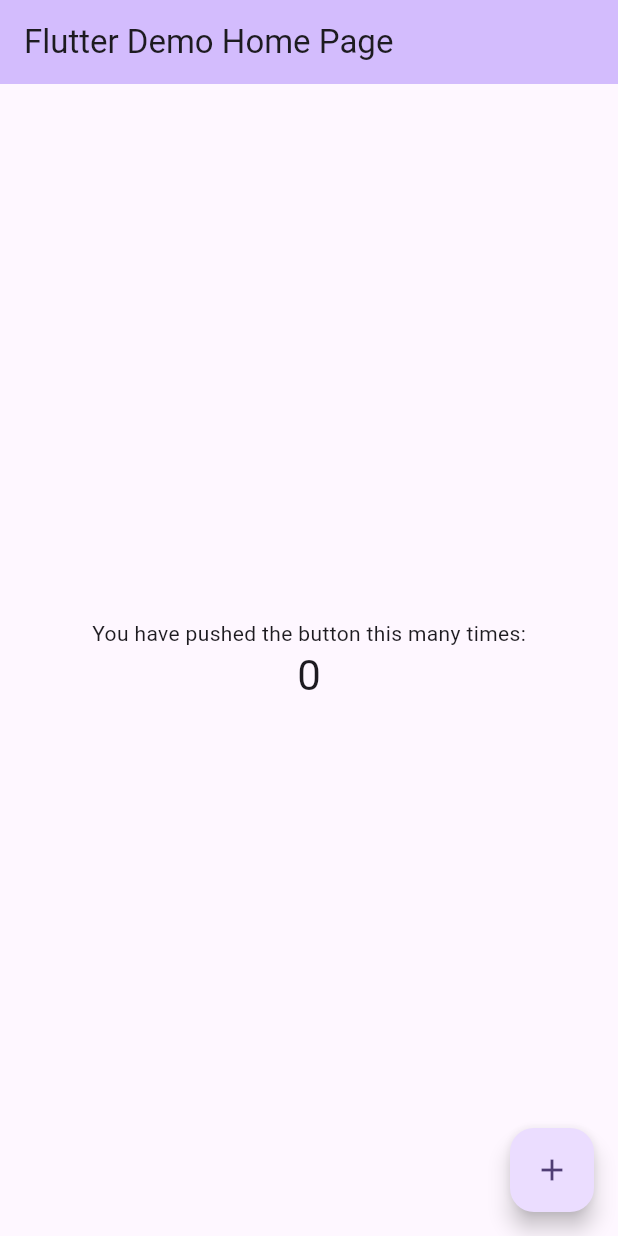
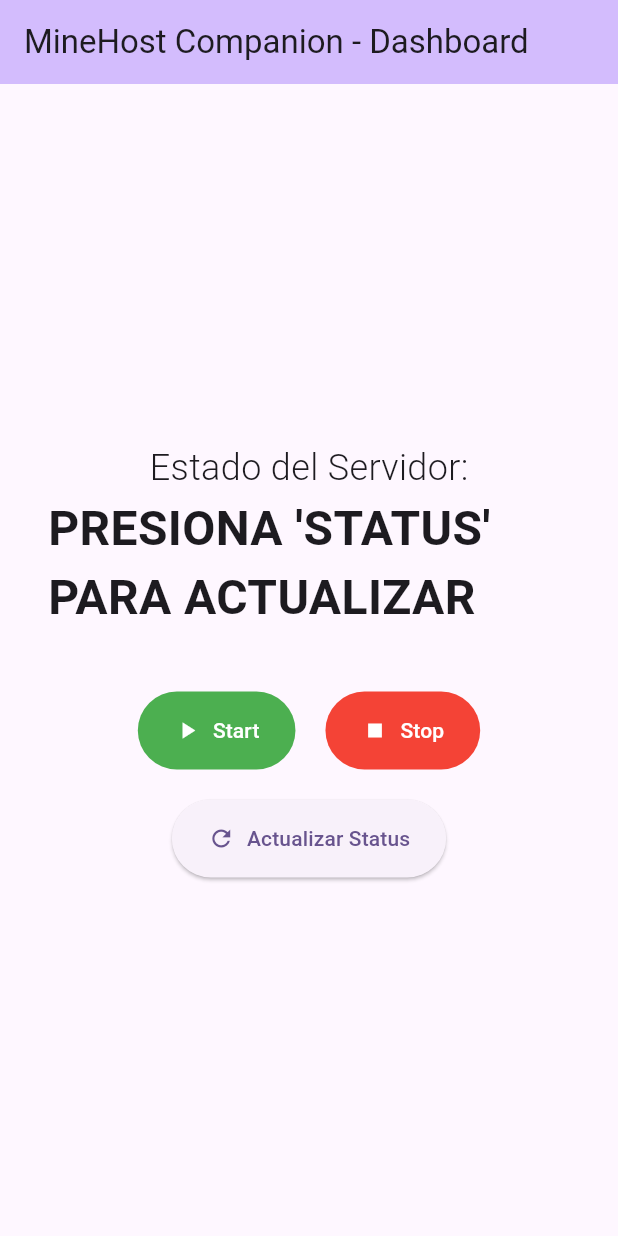
Before and after one commit to RensoAbraham/MineHost-Companion, a Flutter app: the screen it shows after launch, on a phone screen of 412 x 824 dp. Run offline on Flutter 3.47's test engine with Material 3 defaults, Android fonts, the phone set to English and light mode, and no system bars; our stand-ins replace dio.

Commit message:
feat(frontend): Conecta la UI de Flutter con la API de Rust

```diff
--- a/frontend/lib/main.dart
+++ b/frontend/lib/main.dart
@@ -1,122 +1,205 @@
 import 'package:flutter/material.dart';
+import 'package:dio/dio.dart'; // ¡NUEVO! Importamos Dio
 
 void main() {
-  runApp(const MyApp());
+  runApp(const MineHostCompanionApp());
 }
 
-class MyApp extends StatelessWidget {
-  const MyApp({super.key});
+class MineHostCompanionApp extends StatelessWidget {
+  const MineHostCompanionApp({super.key});
 
-  // This widget is the root of your application.
   @override
   Widget build(BuildContext context) {
     return MaterialApp(
-      title: 'Flutter Demo',
+      debugShowCheckedModeBanner: false,
       theme: ThemeData(
-        // This is the theme of your application.
-        //
-        // TRY THIS: Try running your application with "flutter run". You'll see
-        // the application has a purple toolbar. Then, without quitting the app,
-        // try changing the seedColor in the colorScheme below to Colors.green
-        // and then invoke "hot reload" (save your changes or press the "hot
-        // reload" button in a Flutter-supported IDE, or press "r" if you used
-        // the command line to start the app).
-        //
-        // Notice that the counter didn't reset back to zero; the application
-        // state is not lost during the reload. To reset the state, use hot
-        // restart instead.
-        //
-        // This works for code too, not just values: Most code changes can be
-        // tested with just a hot reload.
+        useMaterial3: true,
         colorScheme: ColorScheme.fromSeed(seedColor: Colors.deepPurple),
       ),
-      home: const MyHomePage(title: 'Flutter Demo Home Page'),
+      home: const DashboardPage(),
     );
   }
 }
 
-class MyHomePage extends StatefulWidget {
-  const MyHomePage({super.key, required this.title});
-
-  // This widget is the home page of your application. It is stateful, meaning
-  // that it has a State object (defined below) that contains fields that affect
-  // how it looks.
-
-  // This class is the configuration for the state. It holds the values (in this
-  // case the title) provided by the parent (in this case the App widget) and
-  // used by the build method of the State. Fields in a Widget subclass are
-  // always marked "final".
-
-  final String title;
+class DashboardPage extends StatefulWidget {
+  const DashboardPage({super.key});
 
   @override
-  State<MyHomePage> createState() => _MyHomePageState();
+  State<DashboardPage> createState() => _DashboardPageState();
 }
 
-class _MyHomePageState extends State<MyHomePage> {
-  int _counter = 0;
+class _DashboardPageState extends State<DashboardPage> {
+  // --- Estado de la UI ---
+  String _serverStatus = "Presiona 'Status' para actualizar";
+  bool _isLoading = false;
 
-  void _incrementCounter() {
+  // ¡NUEVO! Creamos una instancia de Dio
+  // Definimos la URL base de nuestra API de Rust
+  final _dio = Dio(BaseOptions(baseUrl: 'http://localhost:8000'));
+
+  // --- Funciones de la API ---
+
+  // ¡NUEVO! 'setState' es la clave de Flutter.
+  // Le dice a la UI: "Oye, un dato cambió. ¡Redibújate!"
+  // Lo usamos para mostrar el 'loading' y los resultados.
+
+  Future<void> _fetchStatus() async {
     setState(() {
-      // This call to setState tells the Flutter framework that something has
-      // changed in this State, which causes it to rerun the build method below
-      // so that the display can reflect the updated values. If we changed
-      // _counter without calling setState(), then the build method would not be
-      // called again, and so nothing would appear to happen.
-      _counter++;
+      _isLoading = true;
+      _serverStatus = "Actualizando...";
     });
+
+    try {
+      // Hacemos la llamada GET a /status
+      final response = await _dio.get('/status');
+
+      // Parseamos el JSON que nos dio Rust
+      final String status = response.data['status'];
+
+      setState(() {
+        _serverStatus = status; // "running" o "stopped"
+        _isLoading = false;
+      });
+    } catch (e) {
+      // Manejo de error si el backend no está corriendo
+      setState(() {
+        _serverStatus = "Error: ¿Backend está apagado?";
+        _isLoading = false;
+      });
+      print(e); // Imprime el error real en la consola
+    }
   }
 
+  Future<void> _startServer() async {
+    setState(() {
+      _isLoading = true;
+      _serverStatus = "Iniciando...";
+    });
+
+    try {
+      // Hacemos la llamada GET a /start
+      await _dio.get('/start');
+
+      // Le damos 1 segundo al backend para que arranque
+      // antes de volver a preguntar el estado
+      await Future.delayed(const Duration(seconds: 1));
+
+      // Después de iniciar, llamamos a _fetchStatus
+      // para confirmar el nuevo estado ("running")
+      _fetchStatus();
+
+    } catch (e) {
+      setState(() {
+        _serverStatus = "Error al iniciar";
+        _isLoading = false;
+      });
+      print(e);
+    }
+  }
+
+  Future<void> _stopServer() async {
+    setState(() {
+      _isLoading = true;
+      _serverStatus = "Deteniendo...";
+    });
+
+    try {
+      // Hacemos la llamada GET a /stop
+      await _dio.get('/stop');
+
+      // Le damos 1 segundo al backend para que se apague
+      // antes de volver a preguntar el estado
+      await Future.delayed(const Duration(seconds: 1));
+
+      // Después de detener, llamamos a _fetchStatus
+      // para confirmar el nuevo estado ("stopped")
+      _fetchStatus();
+
+    } catch (e) {
+      setState(() {
+        _serverStatus = "Error al detener";
+        _isLoading = false;
+      });
+      print(e);
+    }
+  }
+
+  // --- UI (la parte visual) ---
   @override
   Widget build(BuildContext context) {
-    // This method is rerun every time setState is called, for instance as done
-    // by the _incrementCounter method above.
-    //
-    // The Flutter framework has been optimized to make rerunning build methods
-    // fast, so that you can just rebuild anything that needs updating rather
-    // than having to individually change instances of widgets.
     return Scaffold(
       appBar: AppBar(
-        // TRY THIS: Try changing the color here to a specific color (to
-        // Colors.amber, perhaps?) and trigger a hot reload to see the AppBar
-        // change color while the other colors stay the same.
         backgroundColor: Theme.of(context).colorScheme.inversePrimary,
-        // Here we take the value from the MyHomePage object that was created by
-        // the App.build method, and use it to set our appbar title.
-        title: Text(widget.title),
+        title: const Text('MineHost Companion - Dashboard'),
       ),
       body: Center(
-        // Center is a layout widget. It takes a single child and positions it
-        // in the middle of the parent.
+        child: Padding(
+          padding: const EdgeInsets.all(32.0),
           child: Column(
-          // Column is also a layout widget. It takes a list of children and
-          // arranges them vertically. By default, it sizes itself to fit its
-          // children horizontally, and tries to be as tall as its parent.
-          //
-          // Column has various properties to control how it sizes itself and
-          // how it positions its children. Here we use mainAxisAlignment to
-          // center the children vertically; the main axis here is the vertical
-          // axis because Columns are vertical (the cross axis would be
-          // horizontal).
-          //
-          // TRY THIS: Invoke "debug painting" (choose the "Toggle Debug Paint"
-          // action in the IDE, or press "p" in the console), to see the
-          // wireframe for each widget.
             mainAxisAlignment: MainAxisAlignment.center,
             children: <Widget>[
-            const Text('You have pushed the button this many times:'),
+              const Text(
+                'Estado del Servidor:',
+                style: TextStyle(fontSize: 24, fontWeight: FontWeight.w300),
+              ),
+
+              // ¡NUEVO! Mostramos un círculo de carga
+              // si '_isLoading' es verdadero
+              if (_isLoading)
+                const Padding(
+                  padding: EdgeInsets.all(16.0),
+                  child: CircularProgressIndicator(),
+                )
+              else
                 Text(
-              '$_counter',
-              style: Theme.of(context).textTheme.headlineMedium,
+                  _serverStatus.toUpperCase(), // ¡NUEVO! En mayúsculas
+                  style: const TextStyle(fontSize: 32, fontWeight: FontWeight.bold),
+                ),
+
+              const SizedBox(height: 40),
+
+              Row(
+                mainAxisAlignment: MainAxisAlignment.center,
+                children: [
+                  // ¡NUEVO! Desactivamos los botones si estamos cargando
+                  FilledButton.icon(
+                    icon: const Icon(Icons.play_arrow),
+                    label: const Text('Start'),
+                    // Si _isLoading es true, 'onPressed' se pone en 'null',
+                    // lo que desactiva el botón automáticamente.
+                    onPressed: _isLoading ? null : _startServer,
+                    style: FilledButton.styleFrom(
+                      backgroundColor: Colors.green,
+                      padding: const EdgeInsets.symmetric(horizontal: 24, vertical: 16),
+                    ),
+                  ),
+                  const SizedBox(width: 20),
+                  FilledButton.icon(
+                    icon: const Icon(Icons.stop),
+                    label: const Text('Stop'),
+                    onPressed: _isLoading ? null : _stopServer,
+                    style: FilledButton.styleFrom(
+                      backgroundColor: Colors.red,
+                      padding: const EdgeInsets.symmetric(horizontal: 24, vertical: 16),
+                    ),
+                  ),
+                ],
+              ),
+
+              const SizedBox(height: 20),
+
+              ElevatedButton.icon(
+                icon: const Icon(Icons.refresh),
+                label: const Text('Actualizar Status'),
+                onPressed: _isLoading ? null : _fetchStatus,
+                style: ElevatedButton.styleFrom(
+                  padding: const EdgeInsets.symmetric(horizontal: 24, vertical: 16),
+                ),
               ),
             ],
           ),
         ),
-      floatingActionButton: FloatingActionButton(
-        onPressed: _incrementCounter,
-        tooltip: 'Increment',
-        child: const Icon(Icons.add),
-      ), // This trailing comma makes auto-formatting nicer for build methods.
+      ),
     );
   }
 }
--- a/frontend/pubspec.yaml
+++ b/frontend/pubspec.yaml
@@ -34,6 +34,7 @@ dependencies:
   # The following adds the Cupertino Icons font to your application.
   # Use with the CupertinoIcons class for iOS style icons.
   cupertino_icons: ^1.0.8
+  dio: ^5.9.0
 
 dev_dependencies:
   flutter_test:
```
Also changed, not shown: 8 other files. Lines whose indentation alone changed are shown as unchanged.
